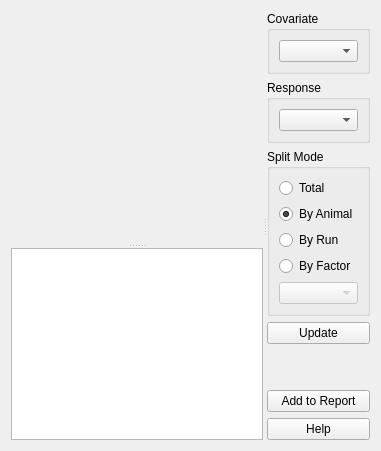
First picture: the form in tse_analytics/views/analysis/regression/regression_widget.ui, repository TSE-Systems/tse-analytics, before the edit.
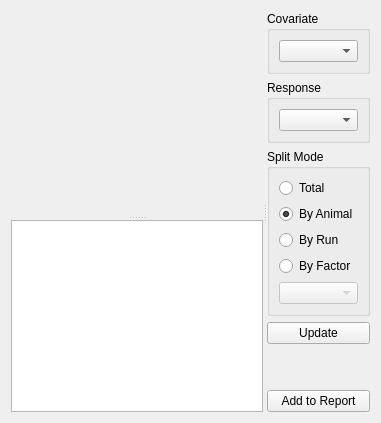
Second picture: the form after the edit. Icons and pictures are not drawn. Custom widgets are drawn as their Qt base class.

What changed in the file:
```diff
--- a/tse_analytics/views/analysis/regression/regression_widget.ui
+++ b/tse_analytics/views/analysis/regression/regression_widget.ui
@@ -136,17 +136,6 @@
          </property>
         </widget>
        </item>
-       <item>
-        <widget class="QPushButton" name="pushButtonHelp">
-         <property name="text">
-          <string>Help</string>
-         </property>
-         <property name="icon">
-          <iconset resource="../../../../resources/resources.qrc">
-           <normaloff>:/icons/icons8-help-16.png</normaloff>:/icons/icons8-help-16.png</iconset>
-         </property>
-        </widget>
-       </item>
       </layout>
      </widget>
     </widget>
```
